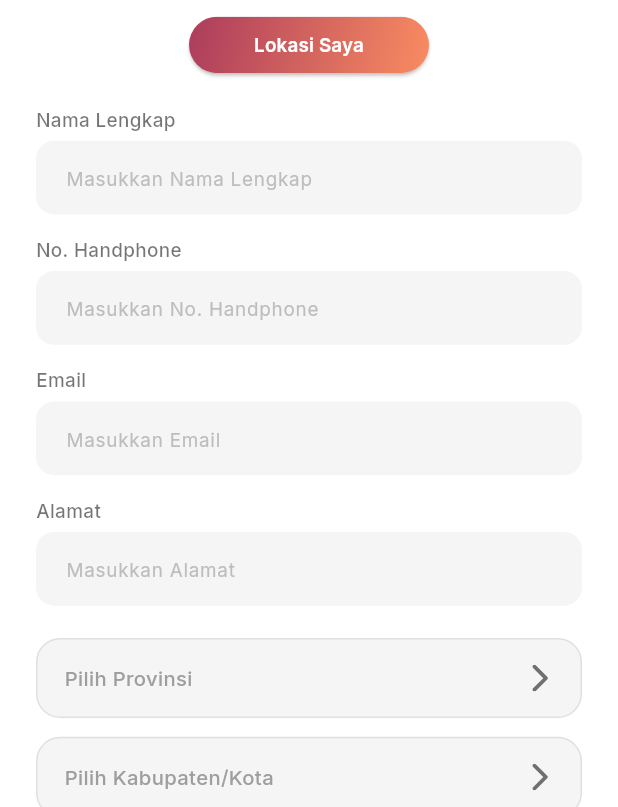
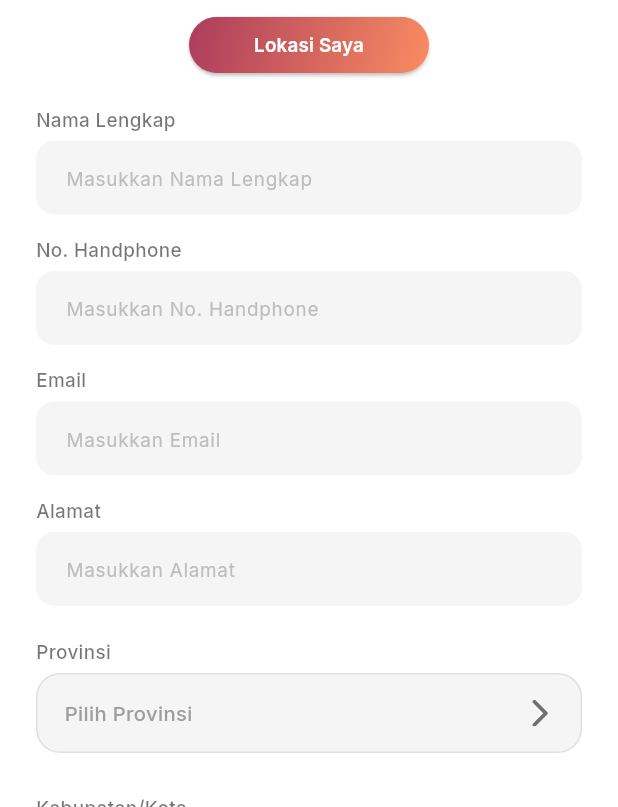
Before and after one commit to Isnawan25/MyLifemedia, a Flutter app: the DaftarLayanan2Screen screen opened directly with empty values, on a phone screen of 412 x 824 dp, the part 429-1236 px from its top. Run offline on Flutter 3.47's test engine with Material 3 defaults, Android fonts, the phone set to English and light mode, and no system bars; our stand-ins replace equatable, flutter_bloc, flutter_html, flutter_screenutil, flutter_secure_storage, flutter_svg and 4 more; missing offline and left inert: flutter_custom_tabs, flutter_osm_plugin; accounts and stored records are empty; network calls fail.

Commit message:
merapikan kode dan merevisi fitur

```diff
--- a/lib/base/widgets/showregionbottomsheet.dart
+++ b/lib/base/widgets/builddropdownfield.dart
@@ -3,7 +3,6 @@ import 'package:flutter_svg/flutter_svg.dart';
 import 'package:google_fonts/google_fonts.dart';
 import 'package:flutter_screenutil/flutter_screenutil.dart';
 import 'package:mylm/data/models/customer/register_cust/region_response.dart';
-
 
 Widget buildDropdownField({
   required String title,
@@ -12,7 +11,28 @@ Widget buildDropdownField({
   required VoidCallback? onTap,
 }) {
 
-  return InkWell(
+  return Padding(
+    padding: EdgeInsets.only(bottom: 16.h),
+
+    child: Column(
+      crossAxisAlignment: CrossAxisAlignment.start,
+
+      children: [
+
+        // LABEL
+        Text(
+          title,
+          style: GoogleFonts.inter(
+            fontSize: 14.sp,
+            fontWeight: FontWeight.w500,
+            color: Colors.black54,
+          ),
+        ),
+
+        SizedBox(height: 6.h),
+
+        // DROPDOWN
+        InkWell(
           borderRadius: BorderRadius.circular(16),
 
           onTap: onTap,
@@ -40,7 +60,7 @@ Widget buildDropdownField({
                 Expanded(
                   child: Text(
 
-              value?.name ?? title,
+                    value?.name ?? "Pilih $title",
 
                     style: GoogleFonts.inter(
                       fontSize: 15.sp,
@@ -70,6 +90,9 @@ Widget buildDropdownField({
                 ),
               ],
             ),
+          ),
+        ),
+      ],
     ),
   );
 }
--- a/lib/screen/guest/daftar_layanan/daftar_layanan2_screen.dart
+++ b/lib/screen/guest/daftar_layanan/daftar_layanan2_screen.dart
@@ -6,7 +6,7 @@ import 'package:mylm/base/lifemedia_colors.dart';
 import 'package:mylm/base/popup/showSuccessDialogLoggedin.dart';
 import 'package:mylm/base/popup/showSuccessDialogGuest.dart';
 import 'package:mylm/base/widgets/labeltextfield.dart';
-import 'package:mylm/base/widgets/showregionbottomsheet.dart';
+import 'package:mylm/base/widgets/builddropdownfield.dart';
 import 'package:mylm/data/cubit/term_conditions/term_conditions_cubit.dart';
 import 'package:mylm/data/cubit/term_conditions/term_conditions_state.dart';
 import 'package:mylm/screen/main/layanan/tambah_layanan/location_maps_screen.dart';
@@ -342,7 +342,7 @@ class _DaftarLayanan2ScreenState extends State<DaftarLayanan2Screen> {
 
                       // PROVINCE
                       buildDropdownField(
-                        title: "Pilih Provinsi",
+                        title: "Provinsi",
 
                         value:
                         regionState.selectedProvince,
@@ -378,7 +378,7 @@ class _DaftarLayanan2ScreenState extends State<DaftarLayanan2Screen> {
 
                       // REGENCY
                       buildDropdownField(
-                        title: "Pilih Kabupaten/Kota",
+                        title: "Kabupaten/Kota",
 
                         value:
                         regionState.selectedRegency,
@@ -420,7 +420,7 @@ class _DaftarLayanan2ScreenState extends State<DaftarLayanan2Screen> {
 
                       // DISTRICT
                       buildDropdownField(
-                        title: "Pilih Kecamatan",
+                        title: "Kecamatan",
 
                         value:
                         regionState.selectedDistrict,
@@ -462,7 +462,7 @@ class _DaftarLayanan2ScreenState extends State<DaftarLayanan2Screen> {
 
                       // VILLAGE
                       buildDropdownField(
-                        title: "Pilih Kelurahan",
+                        title: "Kelurahan",
 
                         value:
                         regionState.selectedVillage,
--- a/lib/screen/main/layanan/tambah_layanan/tambah_layanan2_screen.dart
+++ b/lib/screen/main/layanan/tambah_layanan/tambah_layanan2_screen.dart
@@ -5,7 +5,7 @@ import 'package:flutter_screenutil/flutter_screenutil.dart';
 import 'package:mylm/base/lifemedia_colors.dart';
 import 'package:mylm/base/popup/showSuccessDialogLoggedin.dart';
 import 'package:mylm/base/widgets/labeltextfield.dart';
-import 'package:mylm/base/widgets/showregionbottomsheet.dart';
+import 'package:mylm/base/widgets/builddropdownfield.dart';
 import 'package:mylm/data/cubit/term_conditions/term_conditions_cubit.dart';
 import 'package:mylm/data/cubit/term_conditions/term_conditions_state.dart';
 import 'package:mylm/screen/main/layanan/tambah_layanan/location_maps_screen.dart';
@@ -347,7 +347,7 @@ class _TambahLayanan2ScreenState extends State<TambahLayanan2Screen> {
 
                           // PROVINCE
                           buildDropdownField(
-                            title: "Pilih Provinsi",
+                            title: "Provinsi",
 
                             value:
                             regionState.selectedProvince,
@@ -383,7 +383,7 @@ class _TambahLayanan2ScreenState extends State<TambahLayanan2Screen> {
 
                           // REGENCY
                           buildDropdownField(
-                            title: "Pilih Kabupaten/Kota",
+                            title: "Kabupaten/Kota",
 
                             value:
                             regionState.selectedRegency,
@@ -425,7 +425,7 @@ class _TambahLayanan2ScreenState extends State<TambahLayanan2Screen> {
 
                           // DISTRICT
                           buildDropdownField(
-                            title: "Pilih Kecamatan",
+                            title: "Kecamatan",
 
                             value:
                             regionState.selectedDistrict,
@@ -467,7 +467,7 @@ class _TambahLayanan2ScreenState extends State<TambahLayanan2Screen> {
 
                           // VILLAGE
                           buildDropdownField(
-                            title: "Pilih Kelurahan",
+                            title: "Kelurahan",
 
                             value:
                             regionState.selectedVillage,
```
Lines whose indentation alone changed are shown as unchanged.
